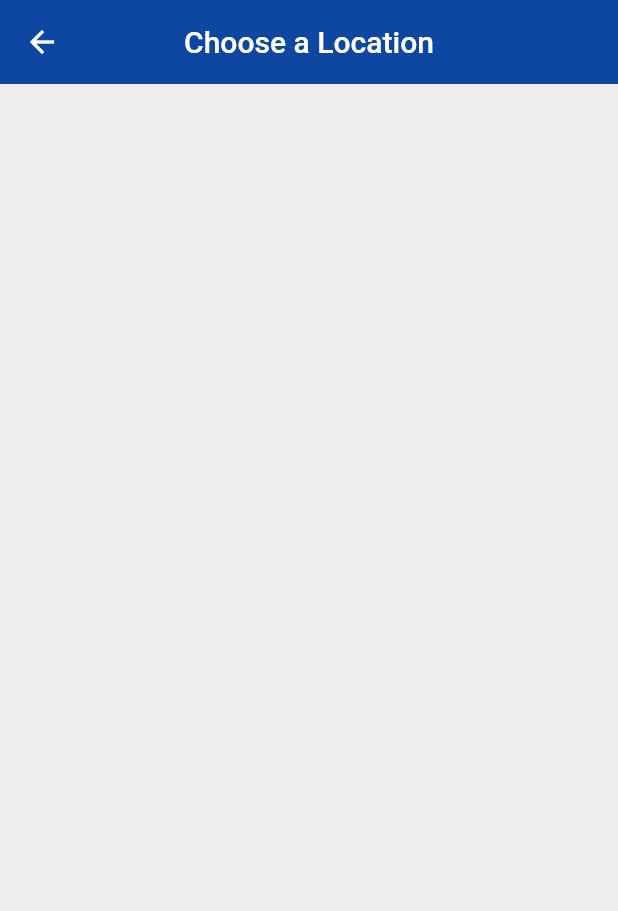
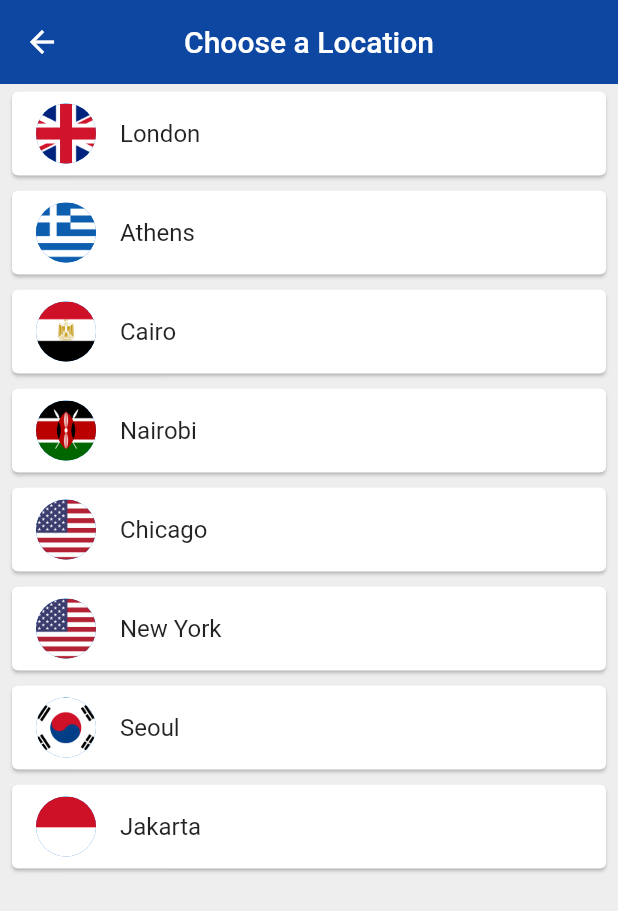
Before and after one commit to iamshaunjp/flutter-beginners-tutorial, a Flutter app: the ChooseLocation screen opened by its route, on a phone screen of 412 x 824 dp. Shown: the top 911 px of the screen. Run offline on Flutter 3.47's test engine with Material 2 defaults, Android fonts, the phone set to English and light mode, and no system bars; our stand-ins replace flutter_spinkit; network calls fail.

Commit message:
lesson-34

```diff
--- a/world_time_app/lib/pages/choose_location.dart
+++ b/world_time_app/lib/pages/choose_location.dart
@@ -1,4 +1,5 @@
 import 'package:flutter/material.dart';
+import 'package:world_time_app/services/world_time.dart';
 
 class ChooseLocation extends StatefulWidget {
   @override
@@ -6,6 +7,17 @@
 }
 
 class _ChooseLocationState extends State<ChooseLocation> {
+
+  List<WorldTime> locations = [
+    WorldTime(url: 'Europe/London', location: 'London', flag: 'uk.png'),
+    WorldTime(url: 'Europe/Berlin', location: 'Athens', flag: 'greece.png'),
+    WorldTime(url: 'Africa/Cairo', location: 'Cairo', flag: 'egypt.png'),
+    WorldTime(url: 'Africa/Nairobi', location: 'Nairobi', flag: 'kenya.png'),
+    WorldTime(url: 'America/Chicago', location: 'Chicago', flag: 'usa.png'),
+    WorldTime(url: 'America/New_York', location: 'New York', flag: 'usa.png'),
+    WorldTime(url: 'Asia/Seoul', location: 'Seoul', flag: 'south_korea.png'),
+    WorldTime(url: 'Asia/Jakarta', location: 'Jakarta', flag: 'indonesia.png'),
+  ];
 
   @override
   void initState() {
@@ -22,6 +34,23 @@
         centerTitle: true,
         elevation: 0,
       ),
+      body: ListView.builder(
+        itemCount: locations.length,
+        itemBuilder: (context, index) {
+          return Padding(
+            padding: const EdgeInsets.symmetric(vertical: 1.0, horizontal: 4.0),
+            child: Card(
+              child: ListTile(
+                onTap: () {},
+                title: Text(locations[index].location),
+                leading: CircleAvatar(
+                  backgroundImage: AssetImage('assets/${locations[index].flag}'),
+                ),
+              ),
+            ),
+          );
+        }
+      ),
     );
   }
 }
```
Also changed, not shown: world_time_app/assets/egypt.png (added), world_time_app/assets/germany.png (added), world_time_app/assets/greece.png (added), world_time_app/assets/indonesia.png (added), world_time_app/assets/kenya.png (added), world_time_app/assets/south_korea.png (added), world_time_app/assets/uk.png (added), world_time_app/assets/usa.png (added).
